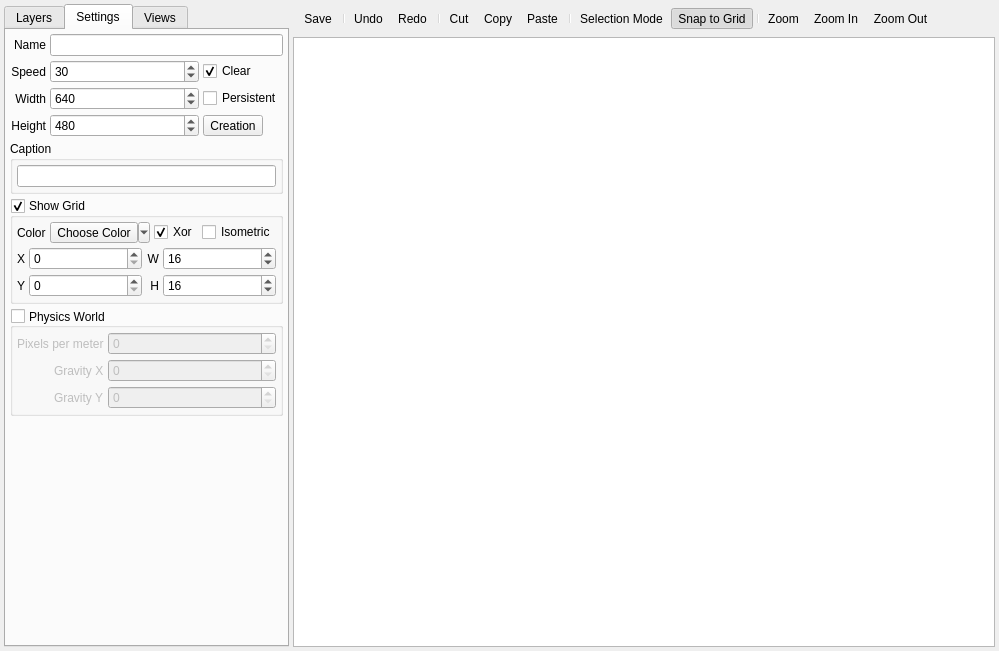
Above: Editors/RoomEditor.ui from enigma-dev/RadialGM before the change. Below: the same form after it.
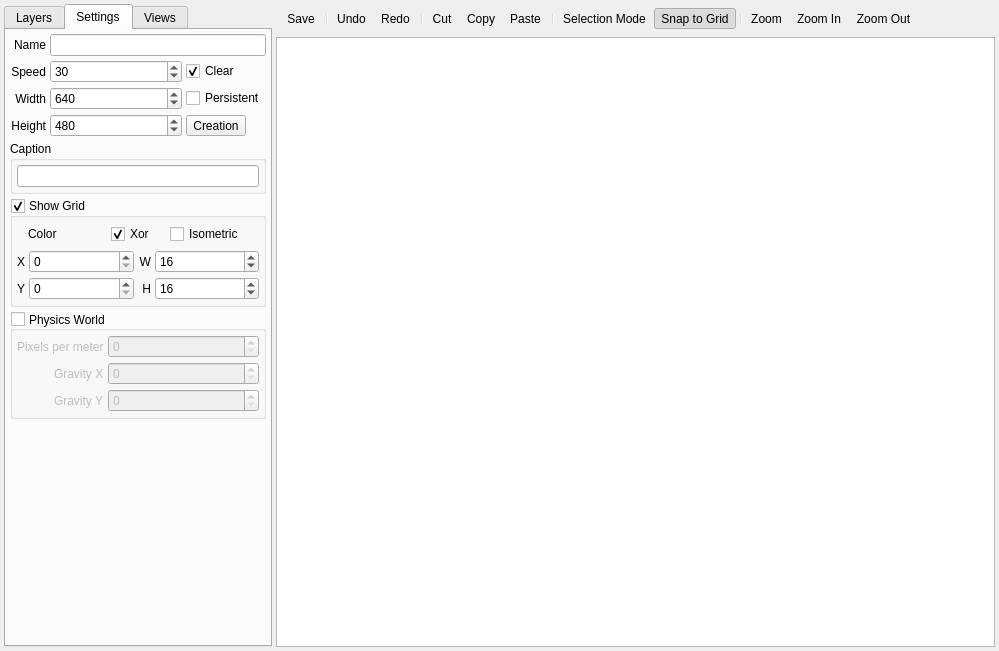
That is the form after the change. The open tabs and pages were chosen to show the change. Icons and pictures are not drawn. Custom widgets are drawn as their Qt base class.

Commit message:
Basic Color Picking Widget (#39)
Used a Q_PROPERTY to implement the user property of the widget so that it can be mapped to models with a widget mapper. It handles transparency just fine using the transparency pattern and drawing a filled rectangle with the color on top of that. Went ahead and promoted the one in the room editor to it.

```diff
--- a/Editors/RoomEditor.ui
+++ b/Editors/RoomEditor.ui
@@ -465,25 +465,18 @@
                </widget>
               </item>
               <item>
-               <widget class="QToolButton" name="gridColorButton">
-                <property name="toolTip">
-                 <string>Choose Grid Color</string>
+               <widget class="ColorPicker" name="gridColorPicker" native="true">
+                <property name="sizePolicy">
+                 <sizepolicy hsizetype="Fixed" vsizetype="Fixed">
+                  <horstretch>0</horstretch>
+                  <verstretch>0</verstretch>
+                 </sizepolicy>
                 </property>
-                <property name="text">
-                 <string>Choose Color</string>
-                </property>
-                <property name="icon">
-                 <iconset resource="../images.qrc">
-                  <normaloff>:/actions/colorize.png</normaloff>:/actions/colorize.png</iconset>
-                </property>
-                <property name="popupMode">
-                 <enum>QToolButton::MenuButtonPopup</enum>
-                </property>
-                <property name="toolButtonStyle">
-                 <enum>Qt::ToolButtonIconOnly</enum>
-                </property>
-                <property name="arrowType">
-                 <enum>Qt::NoArrow</enum>
+                <property name="minimumSize">
+                 <size>
+                  <width>24</width>
+                  <height>24</height>
+                 </size>
                 </property>
                </widget>
               </item>
@@ -1393,6 +1386,14 @@
    </property>
   </action>
  </widget>
+ <customwidgets>
+  <customwidget>
+   <class>ColorPicker</class>
+   <extends>QWidget</extends>
+   <header>Widgets/ColorPicker.h</header>
+   <container>1</container>
+  </customwidget>
+ </customwidgets>
  <resources>
   <include location="../images.qrc"/>
  </resources>
```
Left out of the diff: 4 changed lines with no effect on the pictures. The commit also changes 4 other files.
